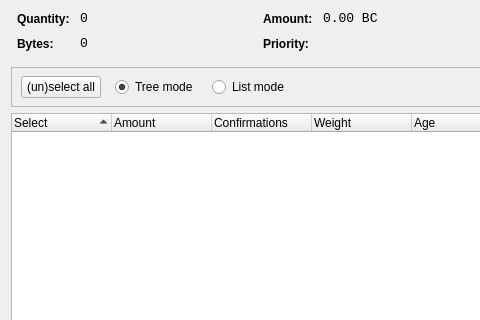
Qt form src/qt/forms/coincontroldialog.ui (torus-economy/torus-core) before a commit; both pictures show x 0 to 480 and y 0 to 320 of the 1000 by 500 pixel window.
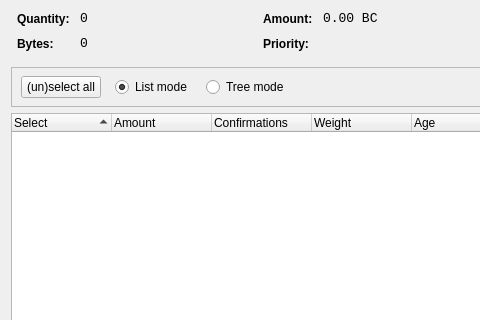
The same form after that commit. Custom widgets are drawn as their Qt base class.

Commit message: Set coin control default view to list mode

The edit to the form file:
```diff
--- a/src/qt/forms/coincontroldialog.ui
+++ b/src/qt/forms/coincontroldialog.ui
@@ -397,7 +397,7 @@
         </widget>
        </item>
        <item>
-        <widget class="QRadioButton" name="radioTreeMode">
+        <widget class="QRadioButton" name="radioListMode">
          <property name="sizePolicy">
           <sizepolicy hsizetype="Maximum" vsizetype="Fixed">
            <horstretch>0</horstretch>
@@ -405,7 +405,7 @@
           </sizepolicy>
          </property>
          <property name="text">
-          <string>Tree mode</string>
+          <string>List mode</string>
          </property>
          <property name="checked">
           <bool>true</bool>
@@ -413,7 +413,7 @@
         </widget>
        </item>
        <item>
-        <widget class="QRadioButton" name="radioListMode">
+        <widget class="QRadioButton" name="radioTreeMode">
          <property name="sizePolicy">
           <sizepolicy hsizetype="Maximum" vsizetype="Fixed">
            <horstretch>0</horstretch>
@@ -421,7 +421,7 @@
           </sizepolicy>
          </property>
          <property name="text">
-          <string>List mode</string>
+          <string>Tree mode</string>
          </property>
         </widget>
        </item>
```
